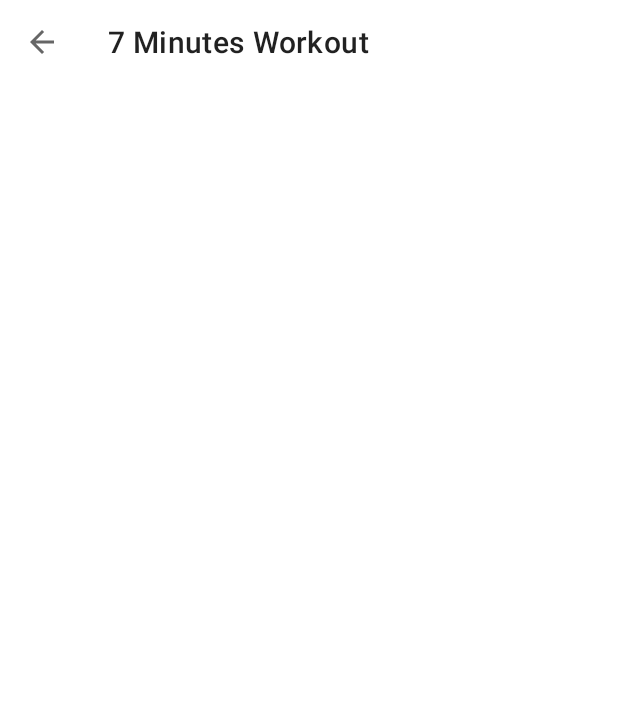
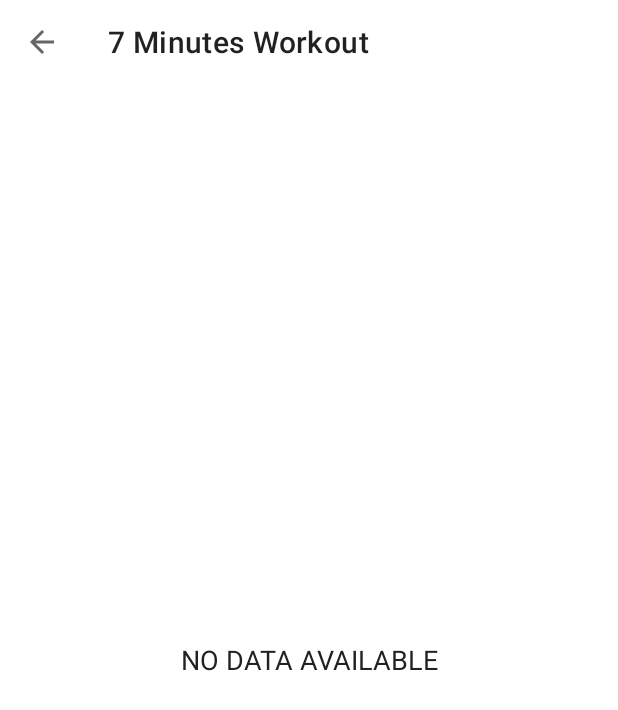
Before and after one commit to daave90/7-minute-workout, an Android app: the screen it shows after launch (HistoryActivity), after a tap on an icon or button, on a phone screen of 412 x 824 dp. Shown: the top 710 px of the screen. Run offline under Robolectric (Android 15) with nearby library versions, the light colour scheme and no system bars.

Commit message:
add sqlite support for history purposes

```diff
--- a/app/src/main/java/pl/daveproject/workout/activity/HistoryActivity.kt
+++ b/app/src/main/java/pl/daveproject/workout/activity/HistoryActivity.kt
@@ -1,9 +1,15 @@
 package pl.daveproject.workout.activity
 
+import android.os.Bundle
+import android.view.View
+import android.widget.TextView
 import androidx.appcompat.app.AppCompatActivity
-import android.os.Bundle
 import androidx.appcompat.widget.Toolbar
+import androidx.recyclerview.widget.LinearLayoutManager
+import androidx.recyclerview.widget.RecyclerView
 import pl.daveproject.workout.R
+import pl.daveproject.workout.db.SqliteOpenHelper
+import pl.daveproject.workout.recyclerView.HistoryAdapter
 
 class HistoryActivity : AppCompatActivity() {
     override fun onCreate(savedInstanceState: Bundle?) {
@@ -19,5 +25,35 @@ class HistoryActivity : AppCompatActivity() {
         toolbar.setNavigationOnClickListener {
             onBackPressed()
         }
+
+        getAllCompleatedDates()
+    }
+
+    private fun getAllCompleatedDates() {
+        val dbHandler = SqliteOpenHelper(this, null)
+        val dates = dbHandler.getAllDates()
+
+        if (dates.size > 0) {
+            val tvHistory = findViewById<TextView>(R.id.tvHistory)
+            tvHistory.visibility = View.VISIBLE
+
+            val rvHistory = findViewById<RecyclerView>(R.id.rvHistory)
+            rvHistory.visibility = View.VISIBLE
+
+            val tvNoAvailableData = findViewById<TextView>(R.id.tvNoDataAvailable)
+            tvNoAvailableData.visibility = View.GONE
+
+            rvHistory.layoutManager = LinearLayoutManager(this)
+            rvHistory.adapter = HistoryAdapter(this, dates)
+        } else {
+            val tvHistory = findViewById<TextView>(R.id.tvHistory)
+            tvHistory.visibility = View.GONE
+
+            val rvHistory = findViewById<RecyclerView>(R.id.rvHistory)
+            rvHistory.visibility = View.GONE
+
+            val tvNoAvailableData = findViewById<TextView>(R.id.tvNoDataAvailable)
+            tvNoAvailableData.visibility = View.VISIBLE
+        }
     }
 }
--- /dev/null
+++ b/app/src/main/java/pl/daveproject/workout/db/SqliteOpenHelper.kt
@@ -0,0 +1,51 @@
+package pl.daveproject.workout.db
+
+import android.content.ContentValues
+import android.content.Context
+import android.database.sqlite.SQLiteDatabase
+import android.database.sqlite.SQLiteOpenHelper
+
+class SqliteOpenHelper(context: Context, factory: SQLiteDatabase.CursorFactory?) :
+    SQLiteOpenHelper(context, DATABASE_NAME, factory, DATABASE_VERSION) {
+
+    companion object {
+        private val DATABASE_VERSION = 1
+        private val DATABASE_NAME = "SevenMinutesWorkout.db"
+        private val TABLE_HISTORY = "history"
+        private val COLUMN_ID = "id"
+        private val COLUMN_COMPLEATED_DATE = "compleated_date"
+    }
+
+    override fun onCreate(db: SQLiteDatabase?) {
+        val createTableQuery =
+            "CREATE TABLE " + TABLE_HISTORY + "(" + COLUMN_ID + " INTEGER PRIMARY KEY," + COLUMN_COMPLEATED_DATE + " TEXT)"
+        db?.execSQL(createTableQuery)
+    }
+
+    override fun onUpgrade(db: SQLiteDatabase?, oldVersion: Int, newVersion: Int) {
+        db?.execSQL("DROP TABLE If EXISTS " + TABLE_HISTORY)
+        onCreate(db)
+    }
+
+    fun addDate(date: String) {
+        val values = ContentValues()
+        values.put(COLUMN_COMPLEATED_DATE, date)
+
+        val db = this.writableDatabase
+        db.insert(TABLE_HISTORY, null, values)
+    }
+
+    fun getAllDates() : ArrayList<String> {
+        val dates = ArrayList<String>()
+
+        val db = this.readableDatabase
+        val cursor = db.rawQuery("SELECT * FROM $TABLE_HISTORY", null)
+        while(cursor.moveToNext()) {
+            val date = cursor.getString(cursor.getColumnIndex(COLUMN_COMPLEATED_DATE));
+            dates.add(date)
+        }
+        cursor.close()
+
+        return dates
+    }
+}
--- a/app/src/main/res/layout/activity_history.xml
+++ b/app/src/main/res/layout/activity_history.xml
@@ -1,10 +1,11 @@
 <?xml version="1.0" encoding="utf-8"?>
-<RelativeLayout xmlns:android="http://schemas.android.com/apk/res/android"
+<LinearLayout xmlns:android="http://schemas.android.com/apk/res/android"
     xmlns:tools="http://schemas.android.com/tools"
     android:layout_width="match_parent"
     android:layout_height="match_parent"
+    android:gravity="center_horizontal"
     android:orientation="vertical"
-    tools:context=".activity.HistoryActivity">
+    tools:context=".HistoryActivity">
 
     <androidx.appcompat.widget.Toolbar
         android:id="@+id/toolbar_history_activity"
@@ -12,4 +13,39 @@
         android:layout_height="?android:attr/actionBarSize"
         android:background="#FFFFFF" />
 
-</RelativeLayout>
+    <LinearLayout
+        android:layout_width="match_parent"
+        android:layout_height="match_parent"
+        android:orientation="vertical">
+
+        <TextView
+            android:id="@+id/tvHistory"
+            android:layout_width="match_parent"
+            android:layout_height="wrap_content"
+            android:layout_margin="10dp"
+            android:gravity="center"
+            android:text="EXERCISE COMPLETED"
+            android:textSize="18sp"
+            android:visibility="gone"
+            tools:visibility="visible" />
+
+        <androidx.recyclerview.widget.RecyclerView
+            android:id="@+id/rvHistory"
+            android:layout_width="match_parent"
+            android:layout_height="match_parent"
+            android:layout_marginTop="5dp"
+            android:visibility="gone"
+            tools:visibility="visible" />
+
+        <TextView
+            android:id="@+id/tvNoDataAvailable"
+            android:layout_width="match_parent"
+            android:layout_height="match_parent"
+            android:gravity="center"
+            android:text="NO DATA AVAILABLE"
+            android:textColor="#212121"
+            android:textSize="18sp"
+            android:visibility="visible"
+            tools:visibility="gone" />
+    </LinearLayout>
+</LinearLayout>
```
Also changed, not shown: app/src/main/java/pl/daveproject/workout/activity/FinishActivity.kt (+18 -0 lines), app/src/main/java/pl/daveproject/workout/recyclerView/HistoryAdapter.kt (added, +44 -0 lines), app/src/main/res/layout/item_history_row.xml (added, +34 -0 lines).
